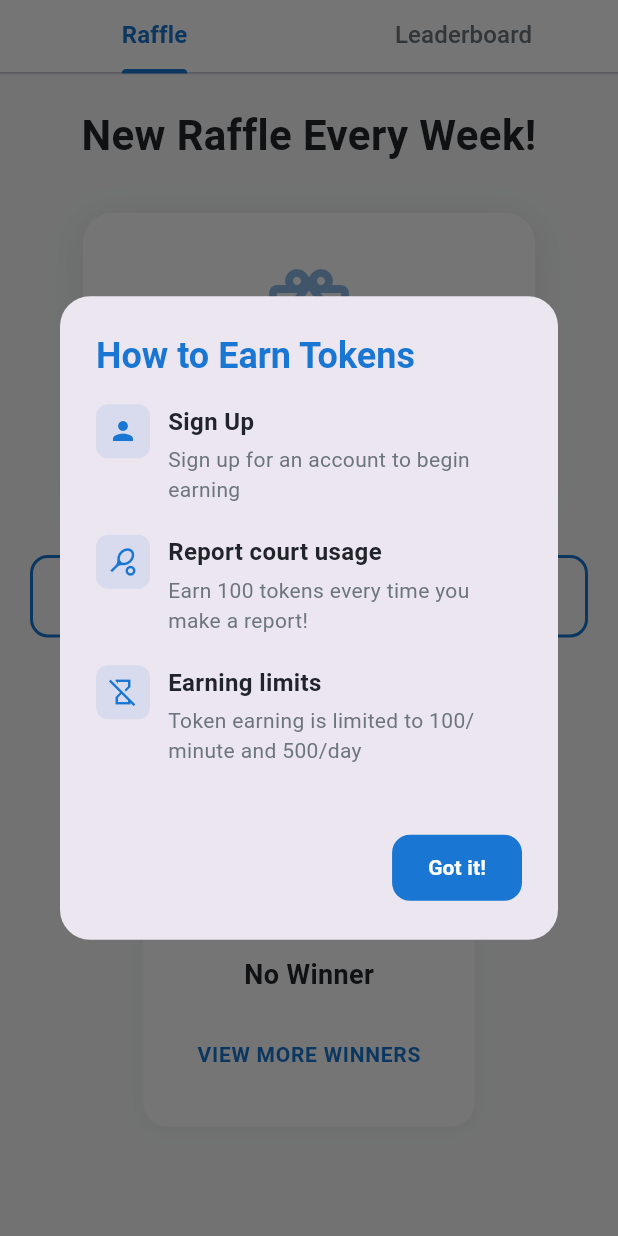
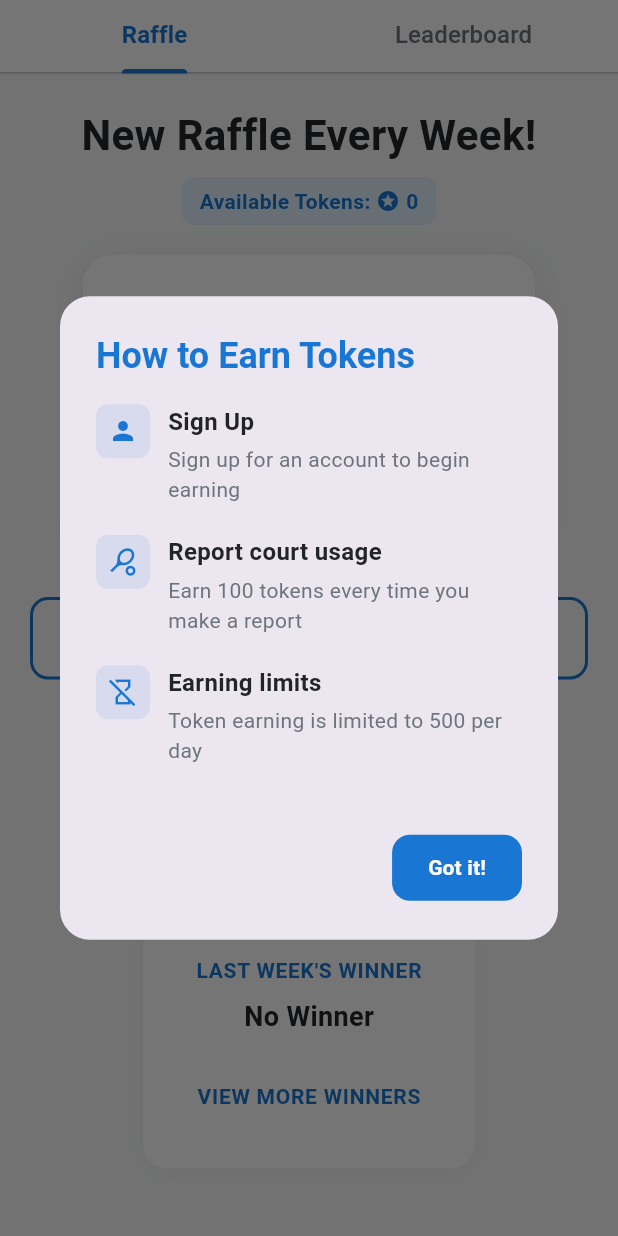
Before and after one commit to sxconst/Bagel, a Flutter app: the RewardsScreen screen opened directly, after a tap on "HOW TO EARN TOKENS", on a phone screen of 412 x 824 dp. Run offline on Flutter 3.47's test engine with Material 3 defaults, Android fonts, the phone set to English and light mode, and no system bars; our stand-ins replace flutter_dotenv, geolocator, google_maps_flutter, permission_handler, supabase_flutter; accounts and stored records are empty.

Commit message:
Finished raffle page, court usage can be re-reported

```diff
--- a/lib/screens/rewards_screen.dart
+++ b/lib/screens/rewards_screen.dart
@@ -16,6 +16,7 @@ class _RewardsScreenState extends State<RewardsScreen> with TickerProviderStateM
   int selectedEntries = 1;
   final int entryFee = 500;
   Duration? countdownDuration;
+  bool showInsufficientTokensMessage = false; // New state variable
 
   @override
   void initState() {
@@ -81,12 +82,12 @@ class _RewardsScreenState extends State<RewardsScreen> with TickerProviderStateM
                 _EarnMethodItem(
                   icon: Icons.sports_tennis,
                   title: 'Report court usage',
-                  description: 'Earn 100 tokens every time you make a report!',
+                  description: 'Earn 100 tokens every time you make a report',
                 ),
                 _EarnMethodItem(
                   icon: Icons.hourglass_disabled,
                   title: 'Earning limits',
-                  description: 'Token earning is limited to 100/minute and 500/day',
+                  description: 'Token earning is limited to 500 per day',
                 ),
               ],
             ),
@@ -121,6 +122,7 @@ class _RewardsScreenState extends State<RewardsScreen> with TickerProviderStateM
 
     setState(() {
       selectedEntries++;
+      showInsufficientTokensMessage = false; // Reset message when changing entries
     });
   }
 
@@ -133,6 +135,7 @@ class _RewardsScreenState extends State<RewardsScreen> with TickerProviderStateM
     if (selectedEntries > 1) {
       setState(() {
         selectedEntries--;
+        showInsufficientTokensMessage = false; // Reset message when changing entries
       });
     }
   }
@@ -144,10 +147,18 @@ class _RewardsScreenState extends State<RewardsScreen> with TickerProviderStateM
       if (!authenticated) return;
     }
 
-    // Check if user has enough tokens (existing validation logic)
+    // Check if user has enough tokens - show message and return
     if (totalCost > userProvider.tokens) {
-      return; // The insufficient tokens message will still be shown in the UI
+      setState(() {
+        showInsufficientTokensMessage = true;
+      });
+      return;
     }
+
+    // Reset the message since we're proceeding with the submission
+    setState(() {
+      showInsufficientTokensMessage = false;
+    });
 
     // Show loading indicator
     showDialog(
@@ -282,7 +293,50 @@ class _RewardsScreenState extends State<RewardsScreen> with TickerProviderStateM
                 ),
                 textAlign: TextAlign.center,
               ),
-              const SizedBox(height: 32),
+
+              const SizedBox(height: 8),
+
+              // Current tokens display
+              Consumer<UserProvider>(
+                builder: (context, userProvider, child) {
+                  return Container(
+                    padding: const EdgeInsets.symmetric(horizontal: 12, vertical: 6),
+                    decoration: BoxDecoration(
+                      color: const Color(0xFFE3F2FD),
+                      borderRadius: BorderRadius.circular(8),
+                    ),
+                    child: Row(
+                      mainAxisSize: MainAxisSize.min,
+                      children: [
+                        Text(
+                          'Available Tokens: ',
+                          style: const TextStyle(
+                            fontSize: 14,
+                            fontWeight: FontWeight.w600,
+                            color: Color(0xFF1976D2),
+                          ),
+                        ),
+                        const Icon(
+                          Icons.stars,
+                          color: Color(0xFF1976D2),
+                          size: 16,
+                        ),
+                        const SizedBox(width: 4),
+                        Text(
+                          '${userProvider.tokens}',
+                          style: const TextStyle(
+                            fontSize: 14,
+                            fontWeight: FontWeight.w600,
+                            color: Color(0xFF1976D2),
+                          ),
+                        ),
+                      ],
+                    ),
+                  );
+                },
+              ),
+
+              const SizedBox(height: 20),
 
               // Current Raffle Card
               if (rewardsProvider.raffles.isNotEmpty)
@@ -381,6 +435,8 @@ class _RewardsScreenState extends State<RewardsScreen> with TickerProviderStateM
     return Consumer2<UserProvider, RewardsProvider>(
       builder: (context, userProvider, rewardsProvider, child) {
         final totalCost = selectedEntries * entryFee;
+        final hasInsufficientTokens = AuthGuard.isSignedIn && totalCost > userProvider.tokens;
+        final tokensNeeded = hasInsufficientTokens ? totalCost - userProvider.tokens : 0;
 
         return Container(
           decoration: BoxDecoration(
@@ -408,6 +464,8 @@ class _RewardsScreenState extends State<RewardsScreen> with TickerProviderStateM
                   ),
                   textAlign: TextAlign.center,
                 ),
+
+                const SizedBox(height: 24),
 
                 // Entry Counter
                 Row(
@@ -452,13 +510,25 @@ class _RewardsScreenState extends State<RewardsScreen> with TickerProviderStateM
 
                 const SizedBox(height: 16),
 
+                // Total cost display with star icon (centered)
+                Row(
+                  mainAxisAlignment: MainAxisAlignment.center,
+                  children: [
+                    const Icon(
+                      Icons.stars,
+                      color: Color(0xFF1976D2),
+                      size: 20,
+                    ),
+                    const SizedBox(width: 4),
                     Text(
-                  '(${totalCost.toStringAsFixed(0)} TOKENS)',
+                      '$totalCost',
                       style: const TextStyle(
-                    fontSize: 14,
-                    fontWeight: FontWeight.w600,
+                        fontSize: 16,
+                        fontWeight: FontWeight.w500,
                         color: Color(0xFF6C757D),
                       ),
+                    ),
+                  ],
                 ),
 
                 const SizedBox(height: 32),
@@ -479,8 +549,8 @@ class _RewardsScreenState extends State<RewardsScreen> with TickerProviderStateM
                     ),
                     child: Text(
                       selectedEntries == 1
-                          ? 'SUBMIT 1 ENTRY'
-                          : 'SUBMIT $selectedEntries ENTRIES',
+                          ? 'Submit 1 entry'
+                          : 'Submit $selectedEntries entries',
                       style: const TextStyle(
                         fontSize: 16,
                         fontWeight: FontWeight.w700,
@@ -490,28 +560,25 @@ class _RewardsScreenState extends State<RewardsScreen> with TickerProviderStateM
                   ),
                 ),
 
-                // Insufficient tokens message - only show for authenticated users
-                if (AuthGuard.isSignedIn && totalCost > userProvider.tokens)
-                  Padding(
-                    padding: const EdgeInsets.only(top: 16),
+                // Insufficient tokens message or sign-in message (only shown conditionally)
+                if (!AuthGuard.isSignedIn)
+                  const Padding(
+                    padding: EdgeInsets.only(top: 16),
                     child: Text(
-                      'Insufficient tokens. You need ${totalCost - userProvider.tokens} more tokens.',
-                      style: const TextStyle(
+                      'You must be signed in to enter!',
+                      style: TextStyle(
                         fontSize: 14,
                         color: Colors.red,
                         fontWeight: FontWeight.w500,
                       ),
                       textAlign: TextAlign.center,
                     ),
-                  ),
-
-                // Encouraging sign-up message for unauthenticated users
-
-              if (!AuthGuard.isSignedIn)
+                  )
+                else if (showInsufficientTokensMessage && hasInsufficientTokens)
                   Padding(
                     padding: const EdgeInsets.only(top: 16),
                     child: Text(
-                    'You must be signed in to enter!',
+                      'You need $tokensNeeded more tokens',
                       style: const TextStyle(
                         fontSize: 14,
                         color: Colors.red,
--- a/lib/widgets/court_info_bottom_sheet.dart
+++ b/lib/widgets/court_info_bottom_sheet.dart
@@ -619,7 +619,7 @@ class _CourtInfoBottomSheetState extends State<CourtInfoBottomSheet> with Ticker
 }
 
   void _handleUsageButtonTap(int index) async {
-    if (_isUpdating || (index == _selectedCourtsInUse && widget.court.status != CourtStatus.noRecentReport)) return;
+    if (_isUpdating) return; // Only prevent tapping if currently updating
 
     if (!AuthGuard.isSignedIn) {
       await AuthGuard.protectAsync(
```
Lines whose indentation alone changed are shown as unchanged.
